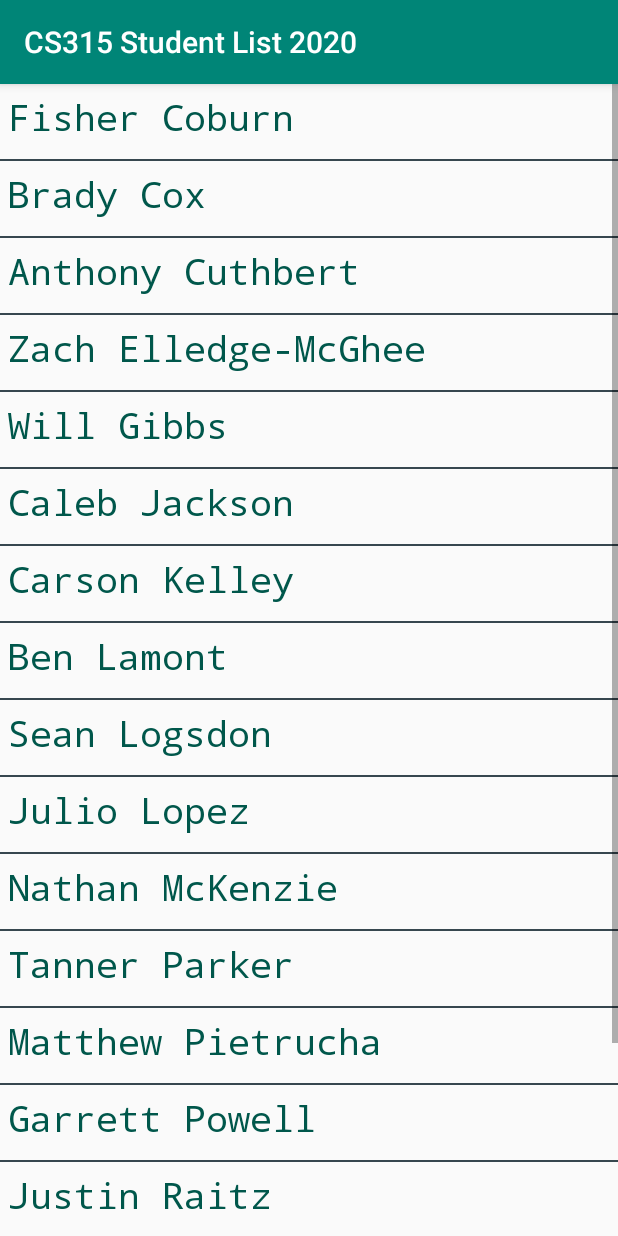
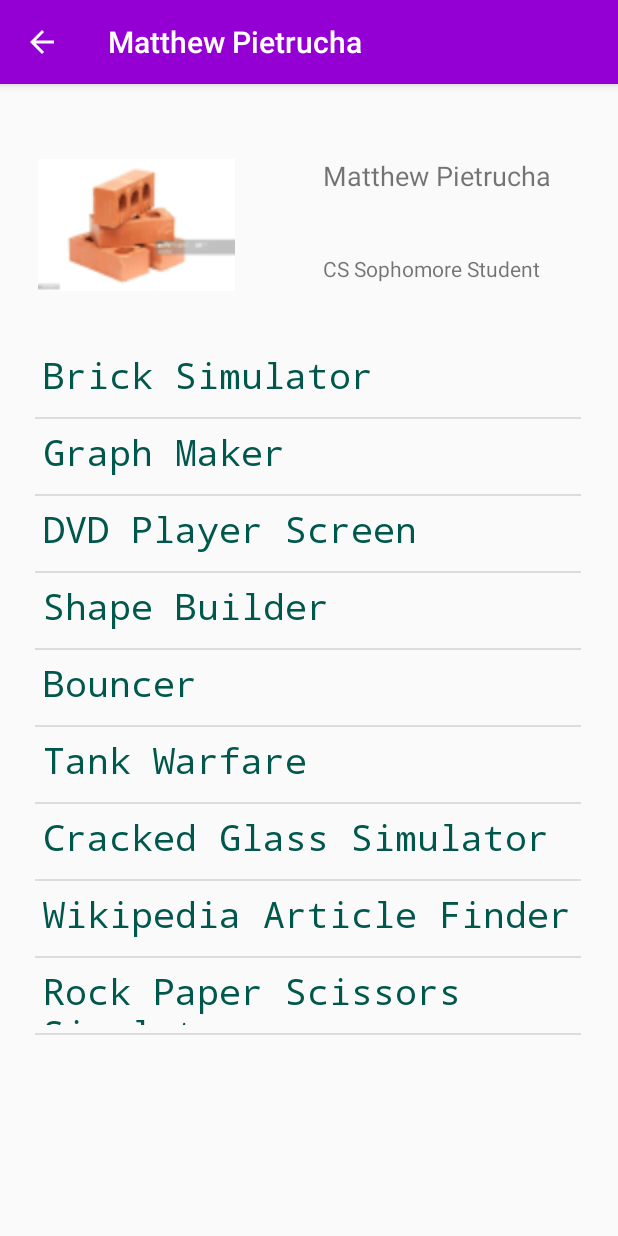
Before and after one commit to richtanner/StudentList2020, an Android app: the screen it shows after launch (ItemListActivity before the commit, mppFile after it), after a tap on "Matthew Pietrucha", on a phone screen of 412 x 824 dp. Run offline under Robolectric (Android 15) with nearby library versions, the phone set to English and light mode, and no system bars.

Commit message:
Hopefully this works, as I finally completed this after taking away 7 hours of my sanity

```diff
--- a/app/src/main/java/com/cs315/studentlist2020/ItemListActivity.java
+++ b/app/src/main/java/com/cs315/studentlist2020/ItemListActivity.java
@@ -56,6 +56,9 @@ public class ItemListActivity extends AppCompatActivity implements AdapterView.O
 
         /** do something cool based on the INDEX (int) of the selected item **/
         switch (position) {
+            case 12:
+                Toast.makeText(this, personSelected + " Im begging you to work correctly android studio!!", Toast.LENGTH_LONG).show();
+                break;
             case 17:
                 // by specific index
                 Toast.makeText(this, personSelected + " wrote some jank code!!", Toast.LENGTH_LONG).show();
@@ -72,6 +75,12 @@ public class ItemListActivity extends AppCompatActivity implements AdapterView.O
             Context context = simpleList.getContext();
             Intent intent = new Intent(context, ProfTannerActivity.class);
             context.startActivity(intent);
+
+        }
+        else if(personSelected == "Matthew Pietrucha") {
+            Context context = simpleList.getContext();
+            Intent intent = new Intent(context, mppFile.class);
+            context.startActivity(intent);
         }
     }
 }
--- /dev/null
+++ b/app/src/main/java/com/cs315/studentlist2020/mppFile.java
@@ -0,0 +1,68 @@
+package com.cs315.studentlist2020;
+
+import androidx.appcompat.app.AppCompatActivity;
+
+import android.content.Context;
+import android.content.Intent;
+import android.os.Bundle;
+import android.view.View;
+import android.widget.AdapterView;
+import android.widget.ArrayAdapter;
+import android.widget.ListView;
+import android.widget.Toast;
+
+public class mppFile extends AppCompatActivity implements AdapterView.OnItemClickListener{
+
+    ListView ideas;
+    //hola
+    // Array of strings...
+    String ideaList[] = {
+            "Brick Simulator",
+            "Graph Maker",
+            "DVD Player Screen",
+            "Shape Builder",
+            "Bouncer",
+            "Tank Warfare",
+            "Cracked Glass Simulator",
+            "Wikipedia Article Finder",
+            "Rock Paper Scissors Simulator",
+    };
+
+    @Override
+    protected void onCreate(Bundle savedInstanceState) {
+        super.onCreate(savedInstanceState);
+        setContentView(R.layout.activity_mpp_file);
+        ideas = (ListView)findViewById(R.id.ideas);
+        ArrayAdapter<String> arrayAdapter = new ArrayAdapter<String>(this, R.layout.activity_listview, R.id.textViewInLists, ideaList);
+        ideas.setAdapter(arrayAdapter);
+        ideas.setOnItemClickListener(this);  // set THIS class as the listener
+    }
+
+    @Override
+    public void onItemClick(AdapterView<?> adapterView, View view, int position, long l) {
+        // we got notified that something was selected!  AND we know WHICH ITEM was selected!
+
+        // get the value of the string in the specific position of the array that was selected (tapped on)
+        String chosen = (String) ideas.getAdapter().getItem(position);
+
+        /** do something cool based on the INDEX (int) of the selected item **/
+        switch (position) {
+            case 0:
+                Toast.makeText(this, chosen + " Im begging you to work correctly android studio!!", Toast.LENGTH_LONG).show();
+                break;
+            default:
+                // every case that wasn't specifically called out
+                Toast.makeText(this, chosen + " selected", Toast.LENGTH_LONG).show();
+                break;
+        }
+
+        /** do something cool based on the VALUE (string) of the selected item **/
+        if (chosen == "Brick Simulator") {
+            // go to a new activity
+            Context context = ideas.getContext();
+            Intent intent = new Intent(context, BrickSim.class);
+            context.startActivity(intent);
+
+        }
+    }
+}
--- /dev/null
+++ b/app/src/main/res/layout/activity_mpp_file.xml
@@ -0,0 +1,57 @@
+<?xml version="1.0" encoding="utf-8"?>
+<androidx.constraintlayout.widget.ConstraintLayout xmlns:android="http://schemas.android.com/apk/res/android"
+    xmlns:app="http://schemas.android.com/apk/res-auto"
+    xmlns:tools="http://schemas.android.com/tools"
+    android:layout_width="match_parent"
+    android:layout_height="match_parent"
+    tools:context=".mppFile">
+
+    <ImageView
+        android:id="@+id/imageView2"
+        android:layout_width="131dp"
+        android:layout_height="121dp"
+        android:contentDescription="@string/hola"
+        app:layout_constraintBottom_toBottomOf="parent"
+        app:layout_constraintEnd_toEndOf="parent"
+        app:layout_constraintHorizontal_bias="0.091"
+        app:layout_constraintStart_toStartOf="parent"
+        app:layout_constraintTop_toTopOf="parent"
+        app:layout_constraintVertical_bias="0.052"
+        android:src="@drawable/brick2" />
+
+    <TextView
+        android:id="@+id/textView"
+        android:layout_width="162dp"
+        android:layout_height="38dp"
+        android:contentDescription="hola"
+        android:text="@string/pleasework_MPP"
+        android:textSize="18sp"
+        app:layout_constraintBottom_toBottomOf="parent"
+        app:layout_constraintEnd_toEndOf="parent"
+        app:layout_constraintHorizontal_bias="0.861"
+        app:layout_constraintStart_toStartOf="parent"
+        app:layout_constraintTop_toTopOf="parent"
+        app:layout_constraintVertical_bias="0.067" />
+
+    <ListView
+        android:id="@+id/ideas"
+        android:layout_width="364dp"
+        android:layout_height="543dp"
+        android:layout_marginTop="172dp"
+        app:layout_constraintEnd_toEndOf="parent"
+        app:layout_constraintHorizontal_bias="0.489"
+        app:layout_constraintStart_toStartOf="parent"
+        app:layout_constraintTop_toTopOf="parent" />
+
+    <TextView
+        android:id="@+id/textView2"
+        android:layout_width="150dp"
+        android:layout_height="36dp"
+        android:text="@string/labelmpp"
+        app:layout_constraintBottom_toBottomOf="parent"
+        app:layout_constraintEnd_toEndOf="parent"
+        app:layout_constraintHorizontal_bias="0.823"
+        app:layout_constraintStart_toStartOf="parent"
+        app:layout_constraintTop_toTopOf="parent"
+        app:layout_constraintVertical_bias="0.155" />
+</androidx.constraintlayout.widget.ConstraintLayout>
--- a/app/src/main/res/values/colors.xml
+++ b/app/src/main/res/values/colors.xml
@@ -7,4 +7,7 @@
     <color name="customBlue">#315A70</color>
     <color name="customBlueDark">#182d38</color>
     <color name="customRed">#a43c43</color>
+    <color name="newPurple">#9400D3</color>
+    <color name="newOrange">#FFD700</color>
+    <color name="newCol">#a28382</color>
 </resources>
--- a/app/src/main/res/values/strings.xml
+++ b/app/src/main/res/values/strings.xml
@@ -1,6 +1,13 @@
 <resources>
     <string name="app_name">CS315 Student List 2020</string>
     <string name="title_tanner_detail">Prof Tanner</string>
+    <string name="title_matthew_detail">Matthew Pietrucha</string>
+    <string name="title_brick_detail">Brick Simulator</string>
     <string name="rwt_name">Rich Tanner</string>
     <string name="rwt_title">Clinical Professor of DET</string>
+    <string name="pleasework_MPP">Matthew Pietrucha</string>
+    <string name="labelmpp">CS Sophomore Student</string>
+    <string name="descripBrick">Brick Sim will basically be a brick in the middle of the screen that when you tap on it will expand then go back to normal,
+        while having an audio track of a dog barking and a text that appears and goes up that says woof, more actions will be there if necessary.</string>
+    <string name="hola">Hola</string>
 </resources>
--- a/app/src/main/res/values/styles.xml
+++ b/app/src/main/res/values/styles.xml
@@ -23,4 +23,13 @@
         <item name="windowNoTitle">true</item>
     </style>
 
+    <style name="MatTheme" parent="Theme.AppCompat.Light.DarkActionBar">
+        <!-- Customize your theme here. -->
+        <item name="colorPrimary">@color/newPurple</item>
+        <item name="colorPrimaryDark">@color/newOrange</item>
+        <item name="colorAccent">@color/newCol</item>
+    </style>
+
+
+
 </resources>
```
Also changed, not shown: app/src/main/AndroidManifest.xml (+14 -6 lines), app/src/main/java/com/cs315/studentlist2020/BrickSim.java (added, +14 -0 lines), app/src/main/res/layout/activity_brick_sim.xml (added, +19 -0 lines), app/src/main/res/drawable-v24/brick.png (added), app/src/main/res/drawable-v24/brick2.png (added), app/src/main/res/drawable-v24/pleas1e.png (added), app/src/main/res/drawable-v24/pleasewrk.png (added).
